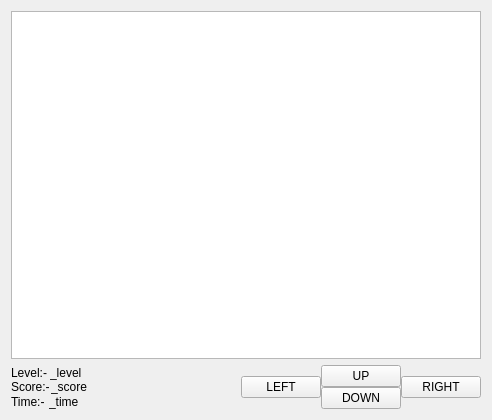
First picture: the form in mainwindow.ui, repository shults1981/fs4, before the edit.
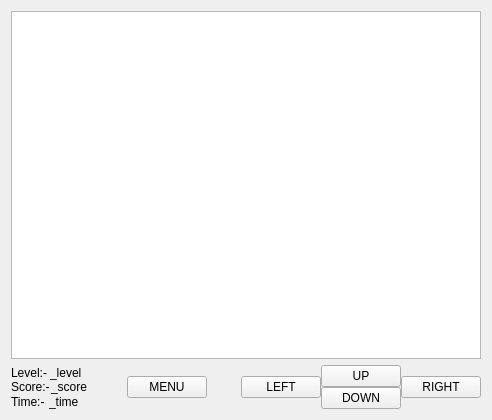
Second picture: the form after the edit.

```diff
--- a/mainwindow.ui
+++ b/mainwindow.ui
@@ -39,7 +39,10 @@
    </font>
   </property>
   <property name="windowTitle">
-   <string>Funny Snake 35</string>
+   <string>Funny Snake 4</string>
+  </property>
+  <property name="layoutDirection">
+   <enum>Qt::LeftToRight</enum>
   </property>
   <widget class="QWidget" name="centralWidget">
    <property name="sizePolicy">
@@ -157,6 +160,29 @@
         <property name="spacing">
          <number>0</number>
         </property>
+        <item>
+         <widget class="QPushButton" name="menu">
+          <property name="text">
+           <string>MENU</string>
+          </property>
+          <property name="shortcut">
+           <string>M</string>
+          </property>
+         </widget>
+        </item>
+        <item>
+         <spacer name="horizontalSpacer_2">
+          <property name="orientation">
+           <enum>Qt::Horizontal</enum>
+          </property>
+          <property name="sizeHint" stdset="0">
+           <size>
+            <width>40</width>
+            <height>20</height>
+           </size>
+          </property>
+         </spacer>
+        </item>
         <item>
          <widget class="QPushButton" name="Button_Left">
           <property name="text">
```
Left out of the diff: 12 changed lines with no effect on the pictures.
